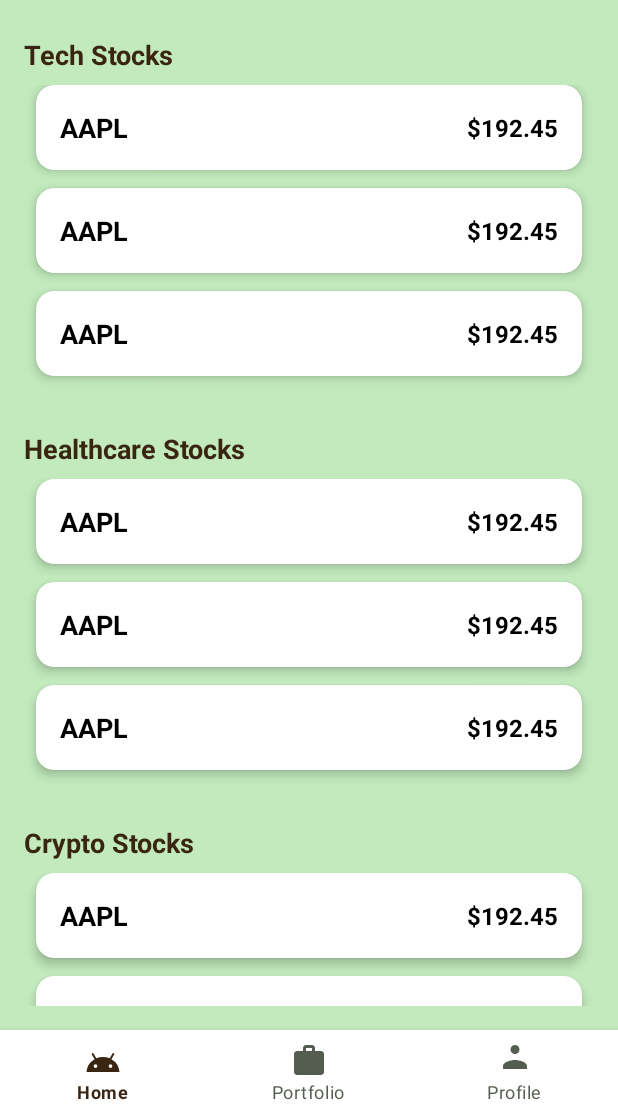
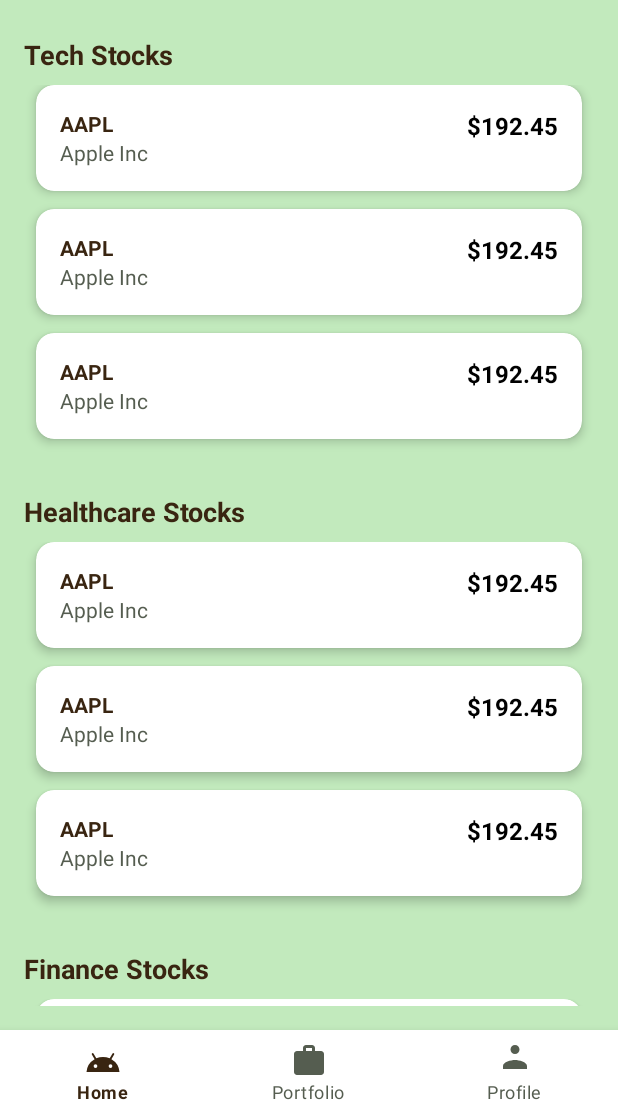
Before and after one commit to junggeyy/stock-insights-android, an Android app: the layout activity_landing.xml on its own in the app's theme, with its tools: preview values and no code run, on a phone screen of 412 x 824 dp, the part 122-1236 px from its top. Run offline under Robolectric (Android 15) with nearby library versions, the phone set to English and light mode, and no system bars.

Commit message:
added company name on list view

```diff
--- a/app/src/main/java/edu/nku/classapp/LandingActivity.kt
+++ b/app/src/main/java/edu/nku/classapp/LandingActivity.kt
@@ -81,11 +81,11 @@
                 // split stocks into sections
                 val tech = response.data.slice(0..4)
                 val health = response.data.slice(5..9)
-                val crypto = response.data.slice(10..14)
+                val finance = response.data.slice(10..14)
 
                 setupRecycler(R.id.techRecyclerView, tech)
                 setupRecycler(R.id.healthRecyclerView, health)
-                setupRecycler(R.id.financeRecyclerView, crypto)
+                setupRecycler(R.id.financeRecyclerView, finance)
 
             } catch (e: Exception) {
                 Toast.makeText(this@LandingActivity, "Failed to load homepage", Toast.LENGTH_SHORT).show()
--- a/app/src/main/java/edu/nku/classapp/data/model/response/Stock.kt
+++ b/app/src/main/java/edu/nku/classapp/data/model/response/Stock.kt
@@ -5,7 +5,8 @@
 @JsonClass(generateAdapter = true)
 data class Stock(
     val symbol: String,
-    val price: Double?
+    val price: Double?,
+    val company: String
 )
 
 data class HomeStockResponse(
--- a/app/src/main/java/edu/nku/classapp/ui/adapters/StockAdapter.kt
+++ b/app/src/main/java/edu/nku/classapp/ui/adapters/StockAdapter.kt
@@ -16,6 +16,7 @@
     class StockViewHolder(itemView: View) : RecyclerView.ViewHolder(itemView) {
         val symbolText: TextView = itemView.findViewById(R.id.stockSymbol)
         val priceText: TextView = itemView.findViewById(R.id.stockPrice)
+        val companyText: TextView = itemView.findViewById(R.id.stockCompany)
     }
 
     override fun onCreateViewHolder(parent: ViewGroup, viewType: Int): StockViewHolder {
@@ -27,6 +28,7 @@
     override fun onBindViewHolder(holder: StockViewHolder, position: Int) {
         val stock = stockList[position]
         holder.symbolText.text = stock.symbol
+        holder.companyText.text = stock.company
         holder.priceText.text = stock.price?.let { "$${String.format("%.2f", it)}" } ?: "--"
         holder.itemView.setOnClickListener { onClick(stock.symbol) }
 
--- a/app/src/main/res/layout/activity_landing.xml
+++ b/app/src/main/res/layout/activity_landing.xml
@@ -76,7 +76,7 @@
             <TextView
                 android:layout_width="wrap_content"
                 android:layout_height="wrap_content"
-                android:text="Crypto Stocks"
+                android:text="Finance Stocks"
                 android:textStyle="bold"
                 android:textSize="18sp"
                 android:textColor="#392511"
--- a/app/src/main/res/layout/stock_card_view.xml
+++ b/app/src/main/res/layout/stock_card_view.xml
@@ -20,13 +20,22 @@
             android:layout_height="wrap_content"
             android:text="AAPL"
             android:textStyle="bold"
-            android:textSize="18sp"
-            android:textColor="#000000"
+            android:textSize="14sp"
+            android:textColor="#392511"
+            app:layout_constraintStart_toStartOf="parent"
             app:layout_constraintTop_toTopOf="parent"
-            app:layout_constraintBottom_toBottomOf="parent"
-            app:layout_constraintStart_toStartOf="parent"
-            app:layout_constraintEnd_toStartOf="@id/stockPrice"
+            app:layout_constraintEnd_toStartOf="@+id/stockPrice"
             app:layout_constraintHorizontal_bias="0.0" />
+
+        <TextView
+            android:id="@+id/stockCompany"
+            android:layout_width="wrap_content"
+            android:layout_height="wrap_content"
+            android:text="Apple Inc"
+            android:textColor="#555D50"
+            android:textSize="14sp"
+            app:layout_constraintTop_toBottomOf="@id/stockSymbol"
+            app:layout_constraintStart_toStartOf="@id/stockSymbol" />
 
         <TextView
             android:id="@+id/stockPrice"
@@ -37,8 +46,8 @@
             android:textColor="#000000"
             android:textStyle="bold"
             app:layout_constraintTop_toTopOf="@id/stockSymbol"
-            app:layout_constraintBottom_toBottomOf="@id/stockSymbol"
             app:layout_constraintEnd_toEndOf="parent" />
+
 
 
     </androidx.constraintlayout.widget.ConstraintLayout>
```
